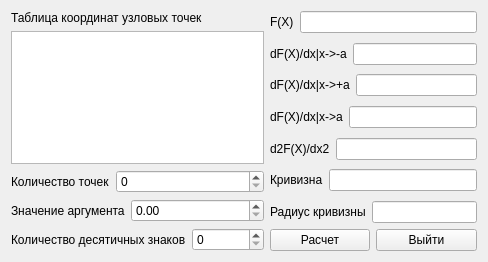
The window that formtabldiff.ui (igorternyuk/TeScientificCalculator) describes before a commit, drawn with Qt 5.
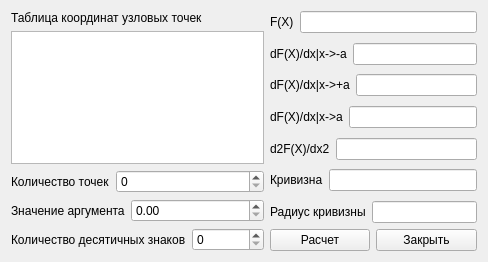
The same window after the commit.

```diff
--- a/formtabldiff.ui
+++ b/formtabldiff.ui
@@ -188,7 +188,7 @@
      <item row="1" column="1">
       <widget class="QPushButton" name="pushButtonClose">
        <property name="text">
-        <string>Выйти</string>
+        <string>Закрыть</string>
        </property>
       </widget>
      </item>
```
